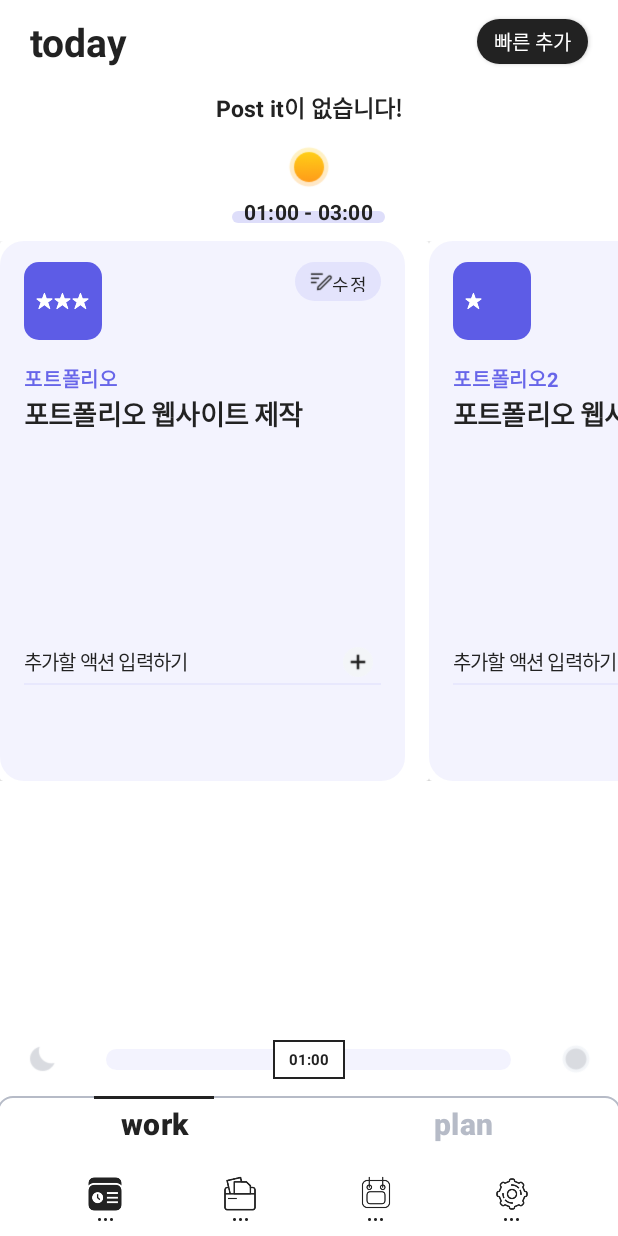
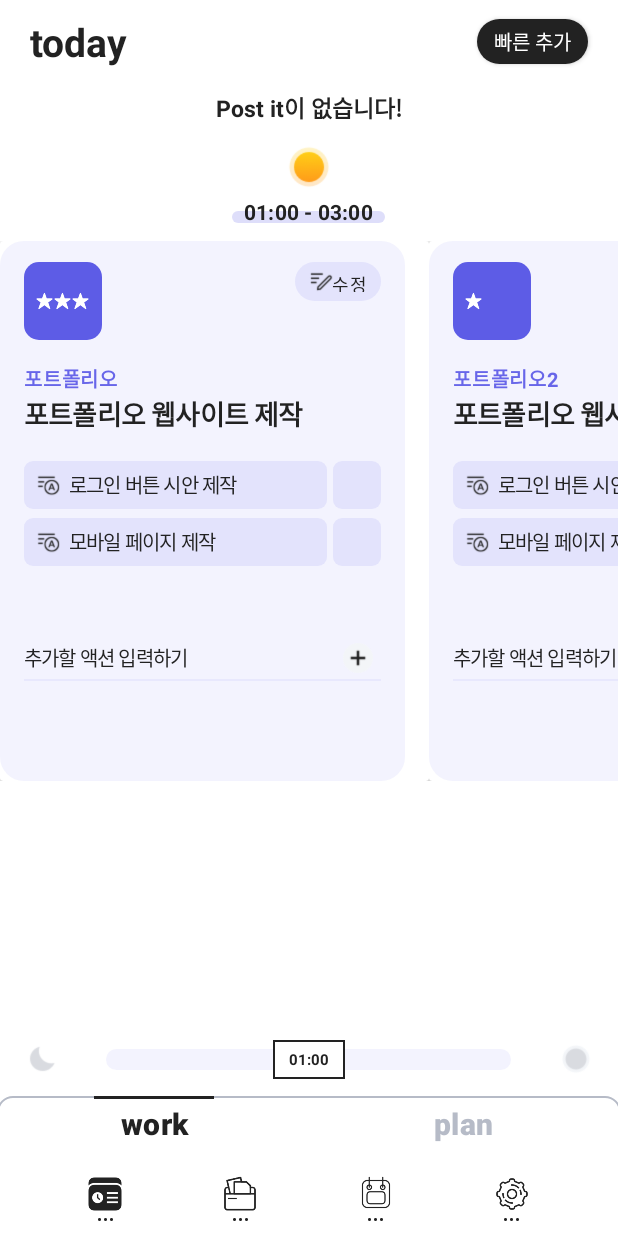
Before and after one commit to seonb2n/toodle_and_java, an Android app: the screen it shows after launch (TodayWorkActivity), on a phone screen of 412 x 824 dp. Run offline under Robolectric (Android 15) with nearby library versions, the light colour scheme and no system bars; libraries missing offline, so code that uses them is left out: com.franmontiel.persistentcookiejar, com.jakewharton.threetenabp, com.kakao.auth, com.kakao.network, com.kakao.usermgmt; 4 statements that could not run were skipped.

Commit message:
cardView 완성

```diff
--- a/ToodleToodle/app/src/main/java/com/origincurly/toodletoodle/list/TodayWorkAdapter.java
+++ b/ToodleToodle/app/src/main/java/com/origincurly/toodletoodle/list/TodayWorkAdapter.java
@@ -8,8 +8,10 @@ import android.widget.Button;
 import android.widget.EditText;
 import android.widget.ImageView;
 import android.widget.LinearLayout;
+import android.widget.RelativeLayout;
 import android.widget.ScrollView;
 import android.widget.TextView;
+import android.widget.Toast;
 
 import androidx.annotation.NonNull;
 import androidx.cardview.widget.CardView;
@@ -42,19 +44,48 @@ public class TodayWorkAdapter extends RecyclerView.Adapter<TodayWorkAdapter.View
         holder.title_textView.setText(item.projectTitle);
         setImportance(holder, item.importance);
         setTodo(holder, item.toDoItems);
+
+        holder.work_add_action_button.setOnClickListener(new View.OnClickListener() {
+            @Override
+            public void onClick(View view) {
+                //TODO add 버튼 누르면 setTodo 메소드 호출
+                TodayWorkToDoItem toDoItem = new TodayWorkToDoItem();
+                toDoItem.content = holder.work_add_action_editText.getText().toString();
+                item.toDoItems.add(toDoItem);
+                setTodo(holder, item.toDoItems);
+            }
+        });
     }
 
     private void setTodo(ViewHolder holder, List<TodayWorkToDoItem> toDoItems) {
 
-        //TODO UI Thread 호출해서 layout inflater 로 뷰 띄워줄 것
+        holder.today_work_todo_LinearLayout.removeAllViews();
 
-//        holder.today_work_todo_LinearLayout.removeAllViews();
-//        toDoItems.forEach(toDoItem -> {
-//                    View item_today_todo = LayoutInflater.from(context).inflate(R.layout.item_today_cardview_action_row, null, false);
-//                    TextView textView = (TextView)item_today_todo.findViewById(R.id.cardView_todo_scrollView_LinearLayout_Row_Content);
-//                    textView.setText(toDoItem.content);
-//                    holder.today_work_todo_LinearLayout.addView(textView);
-//                });
+        for (int i = 0; i < toDoItems.size(); i++) {
+            View item = LayoutInflater.from(context).inflate(R.layout.item_today_cardview_action_row, null, false);
+            TextView textView = item.findViewById(R.id.cardView_todo_scrollView_LinearLayout_Row_Content);
+            textView.setText(toDoItems.get(i).content);
+            ImageView imageView = item.findViewById(R.id.today_work_cardView_cardView_done_imageView);
+            Button button = item.findViewById(R.id.today_work_cardView_cardView_done_button);
+            RelativeLayout doneLayout = item.findViewById(R.id.today_work_cardView_Row_done_RelativeLayout);
+
+            button.setOnClickListener(new View.OnClickListener() {
+                @Override
+                public void onClick(View paramView) {
+                    if(imageView.getVisibility() == View.VISIBLE) {
+                        imageView.setVisibility(View.GONE);
+                        doneLayout.setVisibility(View.GONE);
+                        textView.setVisibility(View.VISIBLE);
+                    } else {
+                        imageView.setVisibility(View.VISIBLE);
+                        doneLayout.setVisibility(View.VISIBLE);
+                        textView.setVisibility(View.GONE);
+                    }
+                }
+            });
+
+            holder.today_work_todo_LinearLayout.addView(item);
+        }
     }
 
 
--- a/ToodleToodle/app/src/main/res/layout/item_today_cardview.xml
+++ b/ToodleToodle/app/src/main/res/layout/item_today_cardview.xml
@@ -109,11 +109,13 @@
         <ScrollView
             android:id="@+id/cardView_todo_scrollView"
             android:layout_width="match_parent"
-            android:layout_height="108dp"
+            android:layout_height="105dp"
             android:layout_below="@id/today_work_cardView_card_title"
             android:layout_marginTop="18dp">
 
             <LinearLayout
+                android:layout_marginLeft="16dp"
+                android:layout_marginRight="16dp"
                 android:id="@+id/cardView_todo_scrollView_LinearLayout"
                 android:layout_width="match_parent"
                 android:layout_height="wrap_content"
--- a/ToodleToodle/app/src/main/res/layout/item_today_cardview_action_row.xml
+++ b/ToodleToodle/app/src/main/res/layout/item_today_cardview_action_row.xml
@@ -1,17 +1,15 @@
 <?xml version="1.0" encoding="utf-8"?>
 <RelativeLayout xmlns:android="http://schemas.android.com/apk/res/android"
+    xmlns:tools="http://schemas.android.com/tools"
     android:id="@+id/cardView_todo_scrollView_LinearLayout_Row"
-    android:layout_width="240dp"
-    android:layout_height="32dp"
-    android:layout_marginBottom="6dp">
+    android:layout_width="match_parent"
+    android:layout_height="wrap_content">
 
     <RelativeLayout
-        android:layout_width="match_parent"
-        android:layout_height="match_parent">
-
-        <RelativeLayout
+        android:id="@+id/cardView_Row_Content_RelativeLayout"
         android:layout_width="202dp"
-            android:layout_height="match_parent"
+        android:layout_height="32dp"
+        android:layout_marginBottom="6dp"
         android:background="@drawable/custom_today_cardview_cardview_back">
 
         <ImageView
@@ -21,15 +19,39 @@
             android:layout_marginStart="8dp"
             android:src="@drawable/ic_action" />
 
+
+
+        <RelativeLayout
+            android:id="@+id/today_work_cardView_Row_done_RelativeLayout"
+            android:layout_width="wrap_content"
+            android:layout_height="match_parent"
+            android:visibility="gone"
+            tools:visibility="visible"
+            android:layout_marginStart="30dp">
+            <TextView
+                android:layout_width="wrap_content"
+                android:layout_height="match_parent"
+                android:text="액션을 완료한 상태입니다."
+                android:textColor="@color/today_cardView_toDo_text_done"
+                android:gravity="center_vertical"
+                />
+
+            <ImageView
+                android:background="@color/project_color_6"
+                android:layout_centerVertical="true"
+                android:layout_width="match_parent"
+                android:layout_height="1dp"/>
+        </RelativeLayout>
+
         <TextView
             android:id="@+id/cardView_todo_scrollView_LinearLayout_Row_Content"
             android:layout_width="wrap_content"
-                android:layout_height="wrap_content"
-                android:layout_centerVertical="true"
+            android:layout_height="match_parent"
             android:layout_marginStart="30dp"
+            android:gravity="center_vertical"
             android:letterSpacing="-0.04"
             android:lineSpacingExtra="1sp"
-                android:text="로그인 버튼 시안 제작"
+            android:text=""
             android:textColor="@color/project_color_null"
             android:textSize="13sp"
             android:textStyle="normal" />
@@ -37,8 +59,9 @@
 
     <RelativeLayout
         android:layout_width="32dp"
-            android:layout_height="match_parent"
-            android:layout_alignParentEnd="true"
+        android:layout_height="32dp"
+        android:layout_marginStart="4dp"
+        android:layout_toEndOf="@id/cardView_Row_Content_RelativeLayout"
         android:background="@drawable/custom_today_cardview_cardview_back">
 
         <ImageView
@@ -48,7 +71,8 @@
             android:layout_centerHorizontal="true"
             android:layout_centerVertical="true"
             android:src="@drawable/ic_check_black_20"
-                android:visibility="invisible" />
+            android:visibility="invisible"
+            tools:visibility="visible" />
 
         <Button
             android:id="@+id/today_work_cardView_cardView_done_button"
@@ -58,5 +82,3 @@
     </RelativeLayout>
 
 </RelativeLayout>
-
-</RelativeLayout>
--- a/ToodleToodle/app/src/main/res/values/colors.xml
+++ b/ToodleToodle/app/src/main/res/values/colors.xml
@@ -249,6 +249,7 @@
     <color name="today_cardView_card_edit_button_back1">#1A5d5ce6</color>
     <color name="today_cardView_card_work_title">#6866e9</color>
     <color name="today_cardView_back">#125d5ce6</color>
+    <color name="today_cardView_toDo_text_done">#40222222</color>
     <color name="today_basic_black">#222222</color>
 
     <!--endregion-->
```
Lines whose indentation alone changed are shown as unchanged.
